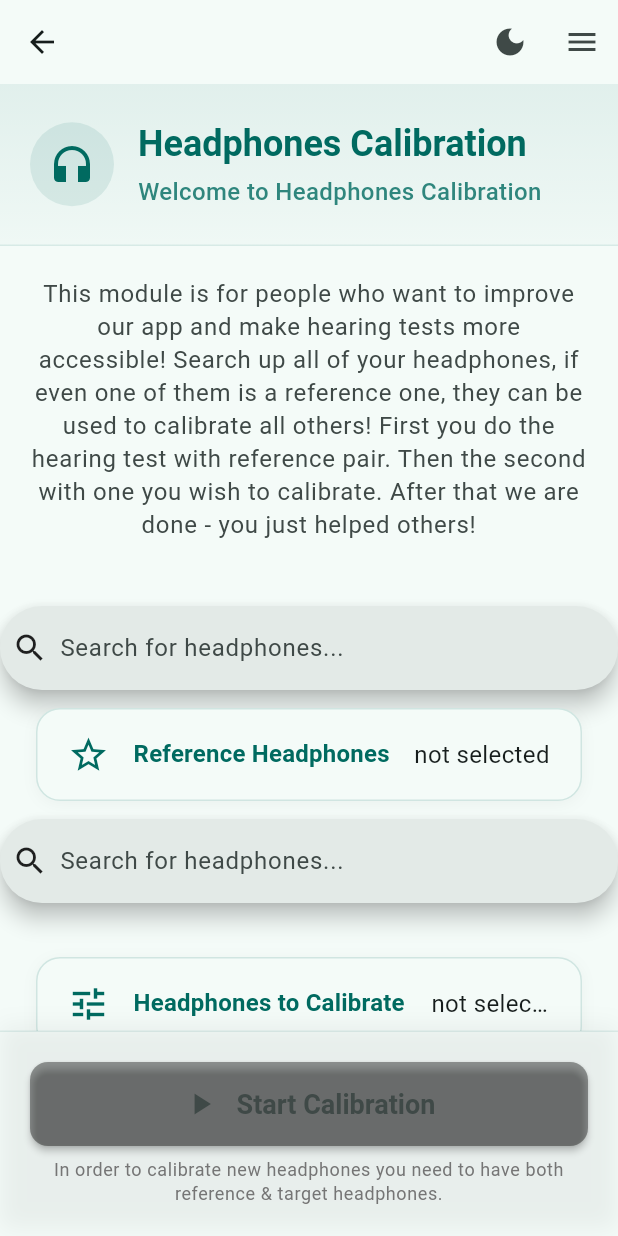
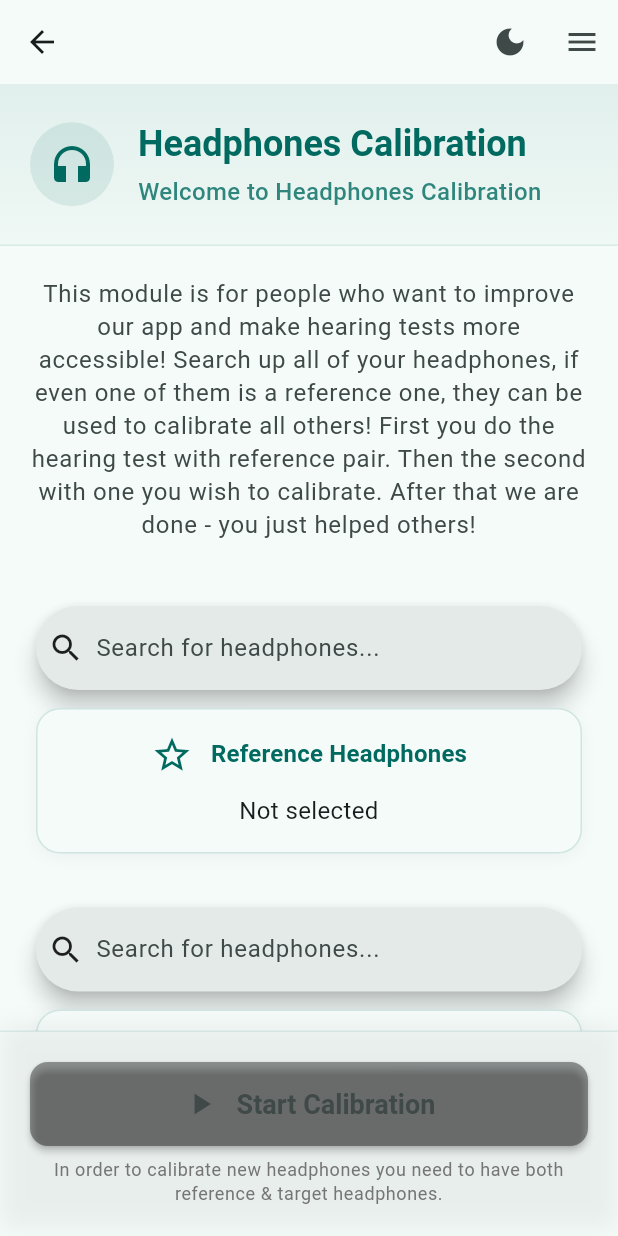
Before and after one commit to HearMate/hear-mate-app, a Flutter app: the screen it shows after launch, after a tap on "Headphones Calibration", on a phone screen of 412 x 824 dp. Run offline on Flutter 3.47's test engine with Material 3 defaults, Android fonts, the phone set to English and light mode, and no system bars; our stand-ins replace audioplayers, bloc, equatable, file_picker, fl_chart, flutter_bloc and 5 more; accounts and stored records are empty; generated files the repository leaves out were written again.

Commit message:
final styling of main calibration page

```diff
--- a/lib/modules/headphones_calibration/screens/headphones_calibration_welcome_page/headphones_calibration_welcome_page.dart
+++ b/lib/modules/headphones_calibration/screens/headphones_calibration_welcome_page/headphones_calibration_welcome_page.dart
@@ -50,7 +50,9 @@ class HeadphonesCalibrationWelcomePage extends StatelessWidget {
             SizedBox(
               child: Column(
                 children: [
-                  ConstrainedBox(
+                  Padding(
+                    padding: const EdgeInsets.symmetric(horizontal: 24),
+                    child: ConstrainedBox(
                       constraints: BoxConstraints(maxWidth: 480),
                       child: BlocProvider(
                         create: (context) => HeadphonesSearchBarSupabaseCubit(),
@@ -67,6 +69,8 @@ class HeadphonesCalibrationWelcomePage extends StatelessWidget {
                         ),
                       ),
                     ),
+                  ),
+
                   _HeadphonesTable(
                     title:
                         l10n.headphones_calibration_reference_headphones_title,
@@ -75,7 +79,10 @@ class HeadphonesCalibrationWelcomePage extends StatelessWidget {
                     color: Theme.of(context).colorScheme.primary,
                   ),
 
-                  ConstrainedBox(
+                  const SizedBox(height: 24),
+                  Padding(
+                    padding: const EdgeInsets.symmetric(horizontal: 24),
+                    child: ConstrainedBox(
                       constraints: BoxConstraints(maxWidth: 480),
                       child: BlocProvider(
                         create: (context) => HeadphonesSearchBarCubit(),
@@ -92,8 +99,7 @@ class HeadphonesCalibrationWelcomePage extends StatelessWidget {
                         ),
                       ),
                     ),
-
-                  const SizedBox(height: 24),
+                  ),
                   _HeadphonesTable(
                     title: l10n.headphones_calibration_target_headphones_title,
                     isReference: false,
@@ -149,8 +155,11 @@ class _HeadphonesTable extends StatelessWidget {
     required this.icon,
     required this.color,
   });
+
   @override
   Widget build(BuildContext context) {
+    final l10n = AppLocalizations.of(context)!;
+
     return BlocBuilder<
       HeadphonesCalibrationModuleBloc,
       HeadphonesCalibrationModuleState
@@ -163,6 +172,12 @@ class _HeadphonesTable extends StatelessWidget {
 
         return Padding(
           padding: const EdgeInsets.symmetric(horizontal: 24, vertical: 12),
+
+          child: ConstrainedBox(
+            constraints: BoxConstraints(
+              maxWidth: 600,
+            ), // Set your desired max width
+
             child: Container(
               decoration: BoxDecoration(
                 color: Theme.of(context).colorScheme.surface,
@@ -177,31 +192,40 @@ class _HeadphonesTable extends StatelessWidget {
                 border: Border.all(color: color.withOpacity(0.15), width: 1),
               ),
               child: Padding(
-              padding: const EdgeInsets.symmetric(horizontal: 20, vertical: 16),
-              child: Row(
+                padding: const EdgeInsets.symmetric(
+                  horizontal: 20,
+                  vertical: 16,
+                ),
+                child: Column(
+                  crossAxisAlignment: CrossAxisAlignment.center,
+                  children: [
+                    Row(
                       mainAxisAlignment: MainAxisAlignment.center,
                       children: [
                         Icon(icon, size: 28, color: color),
-                  const SizedBox(width: 16),
+                        const SizedBox(width: 12),
                         Text(
                           title,
-                    style: Theme.of(context).textTheme.titleMedium?.copyWith(
+                          style: Theme.of(
+                            context,
+                          ).textTheme.titleMedium?.copyWith(
                             fontWeight: FontWeight.bold,
                             color: color,
                           ),
                         ),
-                  const SizedBox(width: 16),
-                  Expanded(
-                    child: Text(
+                      ],
+                    ),
+                    const SizedBox(height: 12),
+                    Text(
                       selectedHeadphone != null
                           ? selectedHeadphone.name
-                          : 'not selected',
+                          : l10n.headphones_calibration_not_selected,
                       style: Theme.of(context).textTheme.bodyMedium,
                       textAlign: TextAlign.center,
                       overflow: TextOverflow.ellipsis,
                     ),
+                  ],
                 ),
-                ],
               ),
             ),
           ),
--- a/lib/modules/hearing_test/screens/hearing_test_history_results/widgets/expanded_chart_section.dart
+++ b/lib/modules/hearing_test/screens/hearing_test_history_results/widgets/expanded_chart_section.dart
@@ -1,7 +1,6 @@
 import 'package:flutter/material.dart';
 import 'package:hear_mate_app/features/hearing_test/models/hearing_test_result.dart';
 import 'package:hear_mate_app/modules/hearing_test/widgets/audiogram_chart/audiogram_chart.dart';
-import 'package:flutter_gen/gen_l10n/app_localizations.dart';
 
 class ExpandedChartSection extends StatelessWidget {
   final HearingTestResult result;
@@ -15,8 +14,6 @@ class ExpandedChartSection extends StatelessWidget {
 
   @override
   Widget build(BuildContext context) {
-    final l10n = AppLocalizations.of(context)!;
-
     return Container(
       width: double.infinity,
       decoration: BoxDecoration(
```
Lines whose indentation alone changed are shown as unchanged.
